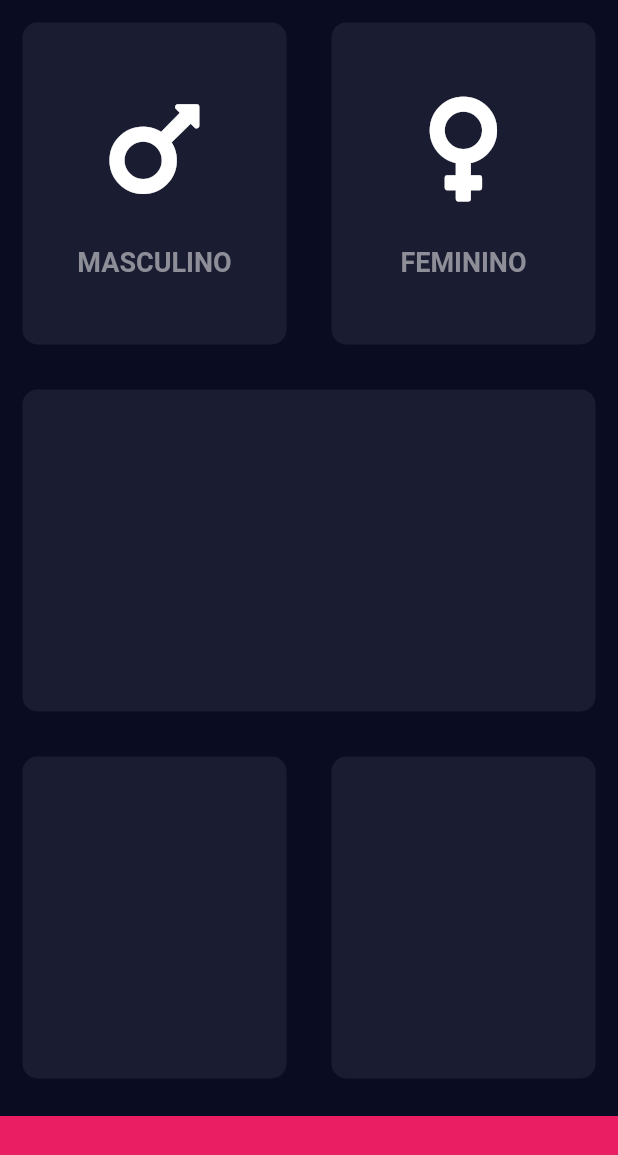
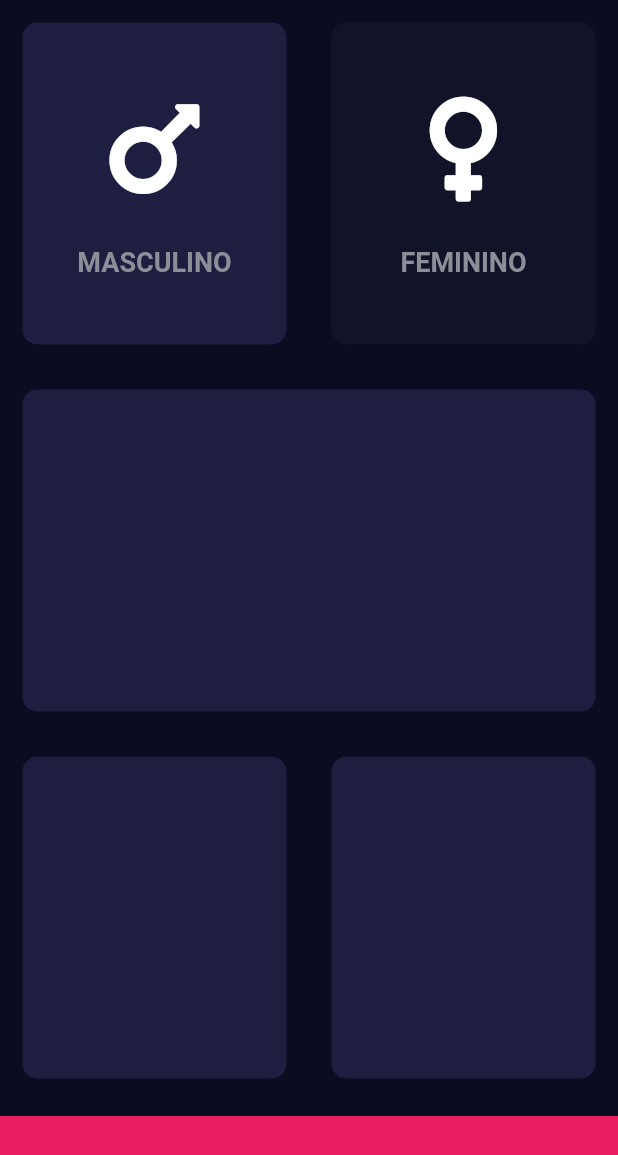
Before and after one commit to Esan2019/Flutter-BMI-Calculator, a Flutter app: the screen it shows after launch, on a phone screen of 412 x 824 dp. Shown: the top 1155 px of the screen. Run offline on Flutter 3.47's test engine with Material 2 defaults, Android fonts, the phone set to English and light mode, and no system bars; our stand-ins replace font_awesome_flutter.

Commit message:
Change gender method, card color changed

```diff
--- a/lib/default_card.dart
+++ b/lib/default_card.dart
@@ -4,7 +4,7 @@ class DefaultCard extends StatelessWidget {
   final Color color;
   final Widget cardChild;
 
-  DefaultCard({this.color = const Color(0xDD1D1E33), this.cardChild});
+  DefaultCard({this.color = const Color(0xFF1D1E40), this.cardChild});
 
   @override
   Widget build(BuildContext context) {
--- a/lib/input_page.dart
+++ b/lib/input_page.dart
@@ -3,6 +3,9 @@ import 'package:font_awesome_flutter/font_awesome_flutter.dart';
 
 import 'default_card.dart';
 import 'icon_content.dart';
+
+const Color activeCardColor = Color(0xFF1D1E40);
+const Color inactiveCardColor = Color(0xFF111328);
 
 class InputPage extends StatefulWidget {
   @override
@@ -10,6 +13,29 @@ class InputPage extends StatefulWidget {
 }
 
 class _InputPageState extends State<InputPage> {
+
+  Color maleCardColor = activeCardColor;
+  Color femaleCardColor = inactiveCardColor;
+
+  // 1 = male, 2 = female
+  void updateColor(int gender) {
+    if (gender < 2) {
+      if (maleCardColor == inactiveCardColor) {
+        maleCardColor = activeCardColor;
+      }
+      if (femaleCardColor == activeCardColor) {
+        femaleCardColor = inactiveCardColor;
+      }
+    } else {
+      if (maleCardColor == activeCardColor) {
+        maleCardColor = inactiveCardColor;
+      }
+      if (femaleCardColor == inactiveCardColor) {
+        femaleCardColor = activeCardColor;
+      }
+    }
+  }
+
   @override
   Widget build(BuildContext context) {
     return Scaffold(
@@ -20,15 +46,31 @@ class _InputPageState extends State<InputPage> {
                 child: Row(
                   children: <Widget>[
                     Expanded(
-                      child: DefaultCard(
-                        cardChild: IconContent(
-                            FontAwesomeIcons.mars, 'MASCULINO'),
+                      child: GestureDetector(
+                        onTap: () {
+                          setState(() {
+                            updateColor(1);
+                          });
+                        },
+                        child: DefaultCard(
+                          cardChild:
+                          IconContent(FontAwesomeIcons.mars, 'MASCULINO'),
+                          color: maleCardColor,
+                        ),
                       ),
                     ),
                     Expanded(
-                      child: DefaultCard(
-                        cardChild: IconContent(
-                            FontAwesomeIcons.venus, 'FEMININO'),
+                      child: GestureDetector(
+                        onTap: () {
+                          setState(() {
+                            updateColor(2);
+                          });
+                        },
+                        child: DefaultCard(
+                          cardChild:
+                          IconContent(FontAwesomeIcons.venus, 'FEMININO'),
+                          color: femaleCardColor,
+                        ),
                       ),
                     )
                   ],
```
